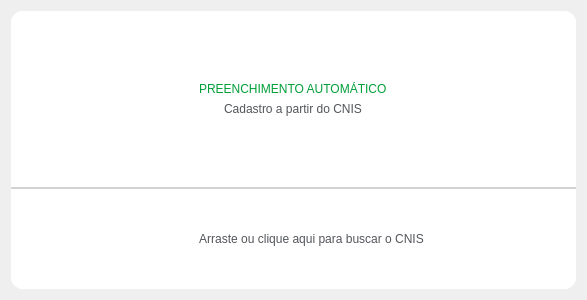
Before: the Qt Designer form Design/UI/wdgEnviaCNIS.ui in newprev/PrevCliente, drawn with Qt 5.
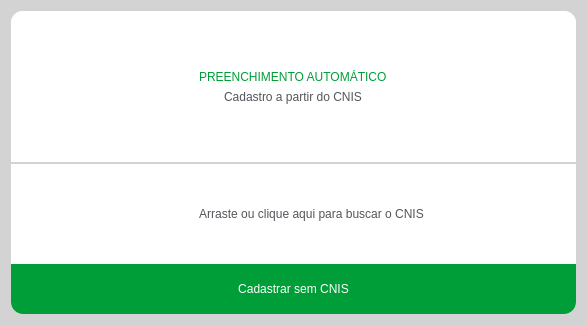
After: the same form once the commit is applied. Icons and pictures are not drawn.

Patch:
```diff
--- a/Design/UI/wdgEnviaCNIS.ui
+++ b/Design/UI/wdgEnviaCNIS.ui
@@ -7,16 +7,16 @@
     <x>0</x>
     <y>0</y>
     <width>587</width>
-    <height>300</height>
+    <height>325</height>
    </rect>
   </property>
   <property name="windowTitle">
    <string>Form</string>
   </property>
   <property name="styleSheet">
-   <string notr="true">/*#wdgEnviaCNIS {
+   <string notr="true">#wdgEnviaCNIS {
 	background-color: lightgrey;
-}*/
+}
 
 /*---------------------------------------- Frame ----------------------------------------*/
 #frPrincipal, #frTop, #frBottom{
@@ -47,13 +47,35 @@
 	color: #52555A;
 }
 
-/*---------------------------------------- Push button ----------------------------------------*/
+/*---------------------------------- Push button ---------------------------------*/
 #pbBuscaCNIS {
 	font: 12pt &quot;Avenir LT Std&quot;;
 	color: #52555A;
 
 	background-color: white;
 	border: 0px solid white;
+}
+
+#pbCadSemCnis {
+	font: 12pt &quot;Avenir LT Std&quot;;
+	color: white;
+
+	background-color: #009E38;
+	border-top-left-radius: 0px;
+	border-top-right-radius: 0px;
+	border-bottom-right-radius: 12px;
+	border-bottom-left-radius: 12px;
+}
+
+#pbCadSemCnis:hover {
+	font: 12pt &quot;Avenir LT Std&quot;;
+	color: white;
+
+	background-color: #23E386;
+	border-top-left-radius: 0px;
+	border-top-right-radius: 0px;
+	border-bottom-right-radius: 12px;
+	border-bottom-left-radius: 12px;
 }</string>
   </property>
   <layout class="QGridLayout" name="gridLayout">
@@ -258,6 +280,19 @@
         </layout>
        </widget>
       </item>
+      <item>
+       <widget class="QPushButton" name="pbCadSemCnis">
+        <property name="minimumSize">
+         <size>
+          <width>0</width>
+          <height>50</height>
+         </size>
+        </property>
+        <property name="text">
+         <string>Cadastrar sem CNIS</string>
+        </property>
+       </widget>
+      </item>
      </layout>
     </widget>
    </item>
```
